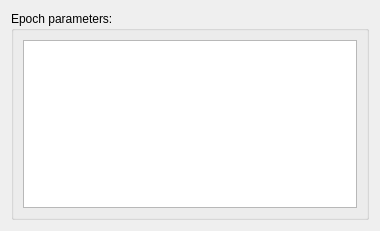
This is meggie/ui/qt4Designer_ui_files/epochParamsWidget.ui in cibr-jyu/meggie as Qt 5 draws it before an edit. The edited form follows.
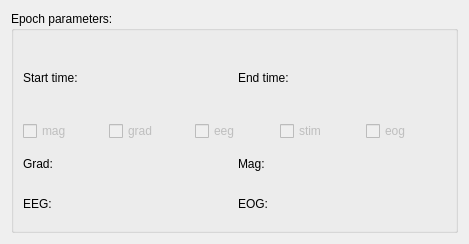
This is the edited form.

Commit message: mainWindow raw-tab shows event info in text label. EpochParamsWidget changed.

```diff
--- a/meggie/ui/qt4Designer_ui_files/epochParamsWidget.ui
+++ b/meggie/ui/qt4Designer_ui_files/epochParamsWidget.ui
@@ -6,8 +6,8 @@
    <rect>
     <x>0</x>
     <y>0</y>
-    <width>380</width>
-    <height>231</height>
+    <width>469</width>
+    <height>244</height>
    </rect>
   </property>
   <property name="windowTitle">
@@ -20,8 +20,151 @@
       <string>Epoch parameters:</string>
      </property>
      <layout class="QGridLayout" name="gridLayout">
+      <item row="2" column="0">
+       <layout class="QHBoxLayout" name="horizontalLayout_30">
+        <item>
+         <layout class="QVBoxLayout" name="verticalLayout_7">
+          <item>
+           <layout class="QHBoxLayout" name="horizontalLayout_31">
+            <item>
+             <widget class="QLabel" name="labelGradReject_3">
+              <property name="text">
+               <string>Grad:</string>
+              </property>
+             </widget>
+            </item>
+           </layout>
+          </item>
+          <item>
+           <layout class="QHBoxLayout" name="horizontalLayout_32">
+            <item>
+             <widget class="QLabel" name="labelEegReject_3">
+              <property name="text">
+               <string>EEG:</string>
+              </property>
+             </widget>
+            </item>
+           </layout>
+          </item>
+         </layout>
+        </item>
+        <item>
+         <layout class="QVBoxLayout" name="verticalLayout_8">
+          <item>
+           <layout class="QHBoxLayout" name="horizontalLayout_33">
+            <item>
+             <widget class="QLabel" name="labelMagReject_3">
+              <property name="text">
+               <string>Mag:</string>
+              </property>
+             </widget>
+            </item>
+           </layout>
+          </item>
+          <item>
+           <layout class="QHBoxLayout" name="horizontalLayout_34">
+            <item>
+             <widget class="QLabel" name="labelEogReject_3">
+              <property name="text">
+               <string>EOG:</string>
+              </property>
+             </widget>
+            </item>
+           </layout>
+          </item>
+         </layout>
+        </item>
+       </layout>
+      </item>
+      <item row="1" column="0">
+       <layout class="QHBoxLayout" name="horizontalLayout_6">
+        <item>
+         <widget class="QCheckBox" name="checkBoxMag">
+          <property name="enabled">
+           <bool>false</bool>
+          </property>
+          <property name="text">
+           <string>mag</string>
+          </property>
+          <property name="checkable">
+           <bool>true</bool>
+          </property>
+          <property name="checked">
+           <bool>false</bool>
+          </property>
+         </widget>
+        </item>
+        <item>
+         <widget class="QCheckBox" name="checkBoxGrad">
+          <property name="enabled">
+           <bool>false</bool>
+          </property>
+          <property name="text">
+           <string>grad</string>
+          </property>
+          <property name="checked">
+           <bool>false</bool>
+          </property>
+         </widget>
+        </item>
+        <item>
+         <widget class="QCheckBox" name="checkBoxEeg">
+          <property name="enabled">
+           <bool>false</bool>
+          </property>
+          <property name="text">
+           <string>eeg</string>
+          </property>
+          <property name="checked">
+           <bool>false</bool>
+          </property>
+         </widget>
+        </item>
+        <item>
+         <widget class="QCheckBox" name="checkBoxStim">
+          <property name="enabled">
+           <bool>false</bool>
+          </property>
+          <property name="text">
+           <string>stim</string>
+          </property>
+          <property name="checked">
+           <bool>false</bool>
+          </property>
+         </widget>
+        </item>
+        <item>
+         <widget class="QCheckBox" name="checkBoxEog">
+          <property name="enabled">
+           <bool>false</bool>
+          </property>
+          <property name="text">
+           <string>eog</string>
+          </property>
+          <property name="checked">
+           <bool>false</bool>
+          </property>
+         </widget>
+        </item>
+       </layout>
+      </item>
       <item row="0" column="0">
-       <widget class="QTextEdit" name="textEditEpochParams"/>
+       <layout class="QHBoxLayout" name="horizontalLayout">
+        <item>
+         <widget class="QLabel" name="labelTmin">
+          <property name="text">
+           <string>Start time:</string>
+          </property>
+         </widget>
+        </item>
+        <item>
+         <widget class="QLabel" name="labelTmax">
+          <property name="text">
+           <string>End time:</string>
+          </property>
+         </widget>
+        </item>
+       </layout>
       </item>
      </layout>
     </widget>
```
The commit also changes 4 other files.
